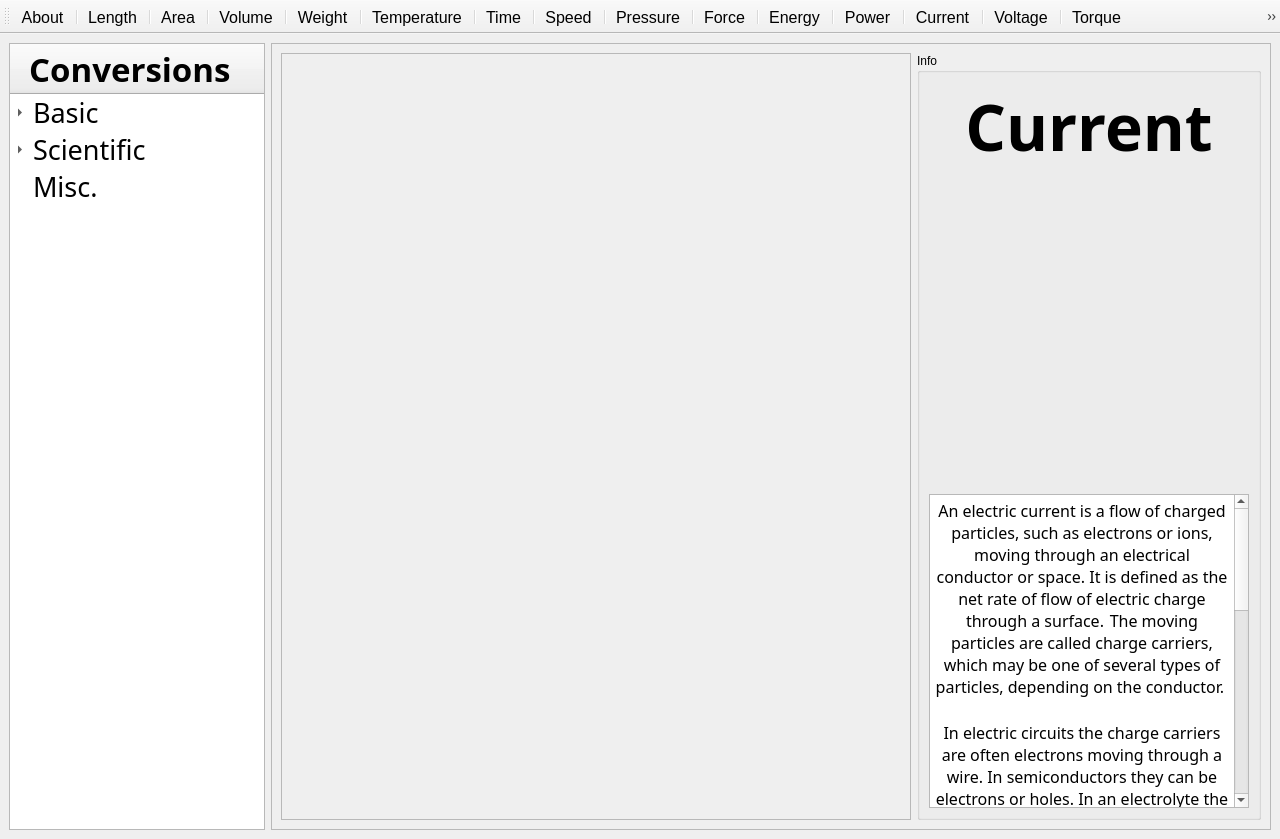
Above: mainwindow.ui from 30vam/cute-converter before the change. Below: the same form after it.
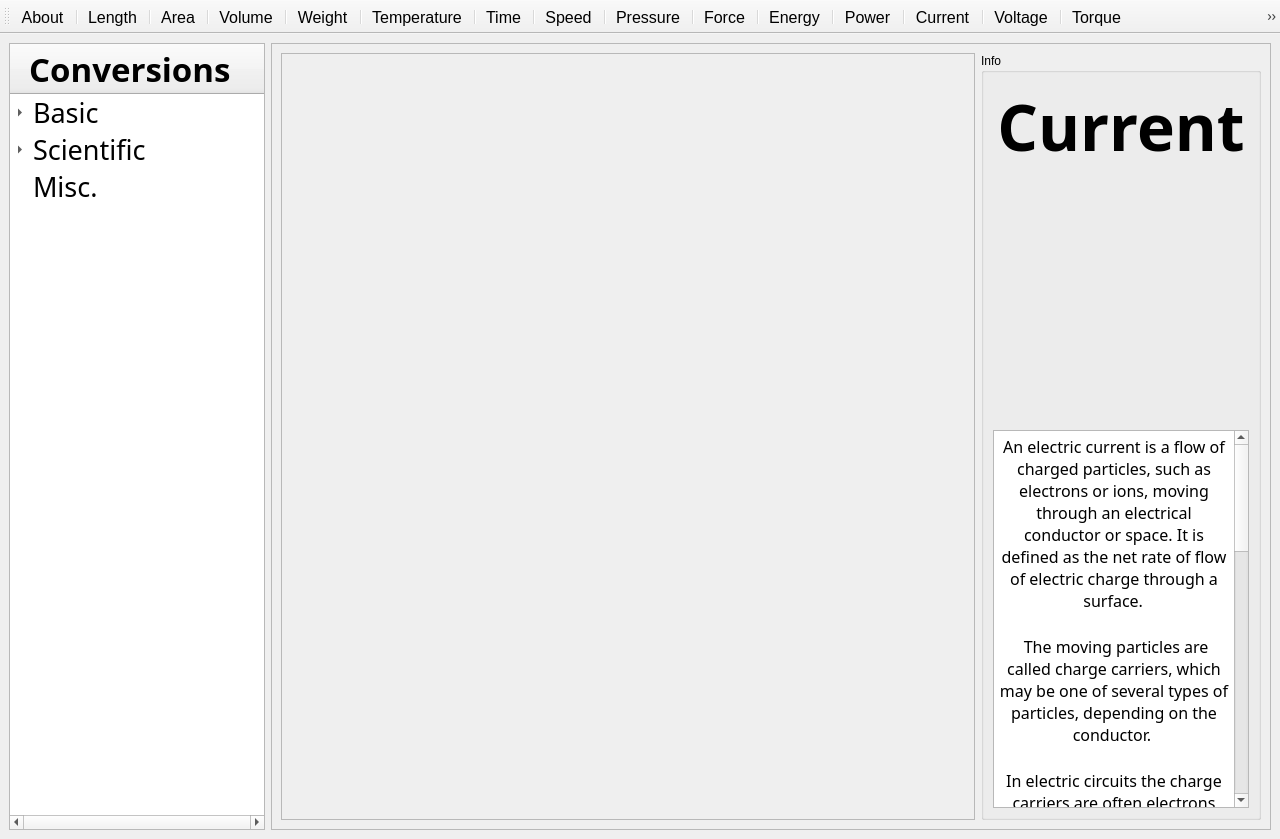
That is the form after the change. The open tabs and pages were chosen to show the change. Icons and pictures are not drawn.

Patch:
```diff
--- a/mainwindow.ui
+++ b/mainwindow.ui
@@ -36,6 +36,9 @@
       <property name="frameShadow">
        <enum>QFrame::Sunken</enum>
       </property>
+      <property name="horizontalScrollBarPolicy">
+       <enum>Qt::ScrollBarAlwaysOn</enum>
+      </property>
       <property name="iconSize">
        <size>
         <width>48</width>
@@ -3069,8 +3072,8 @@
             <rect>
              <x>0</x>
              <y>0</y>
-             <width>632</width>
-             <height>678</height>
+             <width>19</width>
+             <height>16</height>
             </rect>
            </property>
           </widget>
@@ -3098,7 +3101,7 @@
              </property>
              <property name="minimumSize">
               <size>
-               <width>320</width>
+               <width>256</width>
                <height>80</height>
               </size>
              </property>
@@ -3145,14 +3148,14 @@
              </property>
              <property name="minimumSize">
               <size>
-               <width>320</width>
-               <height>320</height>
+               <width>256</width>
+               <height>256</height>
               </size>
              </property>
              <property name="maximumSize">
               <size>
-               <width>320</width>
-               <height>320</height>
+               <width>256</width>
+               <height>256</height>
               </size>
              </property>
              <property name="font">
@@ -3190,7 +3193,7 @@
              </property>
              <property name="minimumSize">
               <size>
-               <width>320</width>
+               <width>256</width>
                <height>232</height>
               </size>
              </property>
@@ -3220,13 +3223,19 @@
 li.unchecked::marker { content: &quot;\2610&quot;; }
 li.checked::marker { content: &quot;\2612&quot;; }
 &lt;/style&gt;&lt;/head&gt;&lt;body style=&quot; font-family:'Aleo'; font-size:12pt; font-weight:400; font-style:normal;&quot;&gt;
-&lt;p align=&quot;center&quot; style=&quot; margin-top:0px; margin-bottom:0px; margin-left:0px; margin-right:0px; -qt-block-indent:0; text-indent:0px;&quot;&gt;An electric current is a flow of charged particles, such as electrons or ions, moving through an electrical conductor or space. It is defined as the net rate of flow of electric charge through a surface.  The moving particles are called charge carriers, which may be one of several types of particles, depending on the conductor. &lt;/p&gt;
+&lt;p align=&quot;center&quot; style=&quot; margin-top:0px; margin-bottom:0px; margin-left:0px; margin-right:0px; -qt-block-indent:0; text-indent:0px;&quot;&gt;An electric current is a flow of charged particles, such as electrons or ions, moving through an electrical conductor or space. It is defined as the net rate of flow of electric charge through a surface. &lt;/p&gt;
+&lt;p align=&quot;center&quot; style=&quot;-qt-paragraph-type:empty; margin-top:0px; margin-bottom:0px; margin-left:0px; margin-right:0px; -qt-block-indent:0; text-indent:0px;&quot;&gt;&lt;br /&gt;&lt;/p&gt;
+&lt;p align=&quot;center&quot; style=&quot; margin-top:0px; margin-bottom:0px; margin-left:0px; margin-right:0px; -qt-block-indent:0; text-indent:0px;&quot;&gt; The moving particles are called charge carriers, which may be one of several types of particles, depending on the conductor. &lt;/p&gt;
 &lt;p align=&quot;center&quot; style=&quot;-qt-paragraph-type:empty; margin-top:0px; margin-bottom:0px; margin-left:0px; margin-right:0px; -qt-block-indent:0; text-indent:0px;&quot;&gt;&lt;br /&gt;&lt;/p&gt;
 &lt;p align=&quot;center&quot; style=&quot; margin-top:0px; margin-bottom:0px; margin-left:0px; margin-right:0px; -qt-block-indent:0; text-indent:0px;&quot;&gt;In electric circuits the charge carriers are often electrons moving through a wire. In semiconductors they can be electrons or holes. In an electrolyte the charge carriers are ions, while in plasma, an ionized gas, they are ions and electrons.&lt;/p&gt;
 &lt;p align=&quot;center&quot; style=&quot;-qt-paragraph-type:empty; margin-top:0px; margin-bottom:0px; margin-left:0px; margin-right:0px; -qt-block-indent:0; text-indent:0px;&quot;&gt;&lt;br /&gt;&lt;/p&gt;
-&lt;p align=&quot;center&quot; style=&quot; margin-top:0px; margin-bottom:0px; margin-left:0px; margin-right:0px; -qt-block-indent:0; text-indent:0px;&quot;&gt;In the International System of Units (SI), electric current is expressed in units of ampere (sometimes called an &amp;quot;amp&amp;quot;, symbol A), which is equivalent to one coulomb per second. The ampere is an SI base unit and electric current is a base quantity in the International System of Quantities (ISQ).  Electric current is also known as amperage and is measured using a device called an ammeter.&lt;/p&gt;
+&lt;p align=&quot;center&quot; style=&quot; margin-top:0px; margin-bottom:0px; margin-left:0px; margin-right:0px; -qt-block-indent:0; text-indent:0px;&quot;&gt;In the International System of Units (SI), electric current is expressed in units of ampere (sometimes called an &amp;quot;amp&amp;quot;, symbol A), which is equivalent to one coulomb per second. &lt;/p&gt;
 &lt;p align=&quot;center&quot; style=&quot;-qt-paragraph-type:empty; margin-top:0px; margin-bottom:0px; margin-left:0px; margin-right:0px; -qt-block-indent:0; text-indent:0px;&quot;&gt;&lt;br /&gt;&lt;/p&gt;
-&lt;p align=&quot;center&quot; style=&quot; margin-top:0px; margin-bottom:0px; margin-left:0px; margin-right:0px; -qt-block-indent:0; text-indent:0px;&quot;&gt;Electric currents create magnetic fields, which are used in motors, generators, inductors, and transformers. In ordinary conductors, they cause Joule heating, which creates light in incandescent light bulbs. Time-varying currents emit electromagnetic waves, which are used in telecommunications to broadcast information.&lt;/p&gt;&lt;/body&gt;&lt;/html&gt;</string>
+&lt;p align=&quot;center&quot; style=&quot; margin-top:0px; margin-bottom:0px; margin-left:0px; margin-right:0px; -qt-block-indent:0; text-indent:0px;&quot;&gt;The ampere is an SI base unit and electric current is a base quantity in the International System of Quantities (ISQ).  Electric current is also known as amperage and is measured using a device called an ammeter.&lt;/p&gt;
+&lt;p align=&quot;center&quot; style=&quot;-qt-paragraph-type:empty; margin-top:0px; margin-bottom:0px; margin-left:0px; margin-right:0px; -qt-block-indent:0; text-indent:0px;&quot;&gt;&lt;br /&gt;&lt;/p&gt;
+&lt;p align=&quot;center&quot; style=&quot; margin-top:0px; margin-bottom:0px; margin-left:0px; margin-right:0px; -qt-block-indent:0; text-indent:0px;&quot;&gt;Electric currents create magnetic fields, which are used in motors, generators, inductors, and transformers. In ordinary conductors, they cause Joule heating, which creates light in incandescent light bulbs. &lt;/p&gt;
+&lt;p align=&quot;center&quot; style=&quot;-qt-paragraph-type:empty; margin-top:0px; margin-bottom:0px; margin-left:0px; margin-right:0px; -qt-block-indent:0; text-indent:0px;&quot;&gt;&lt;br /&gt;&lt;/p&gt;
+&lt;p align=&quot;center&quot; style=&quot; margin-top:0px; margin-bottom:0px; margin-left:0px; margin-right:0px; -qt-block-indent:0; text-indent:0px;&quot;&gt;Time-varying currents emit electromagnetic waves, which are used in telecommunications to broadcast information.&lt;/p&gt;&lt;/body&gt;&lt;/html&gt;</string>
              </property>
              <property name="openLinks">
               <bool>false</bool>
```
Left out of the diff: 306 changed lines with no effect on the pictures.
